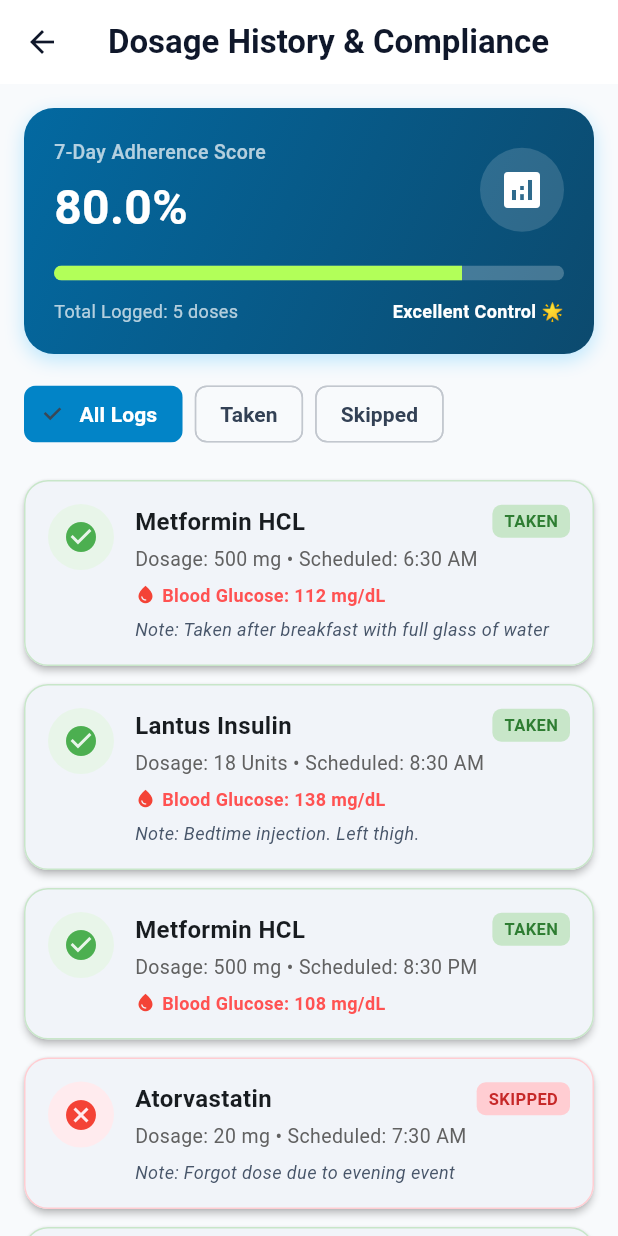
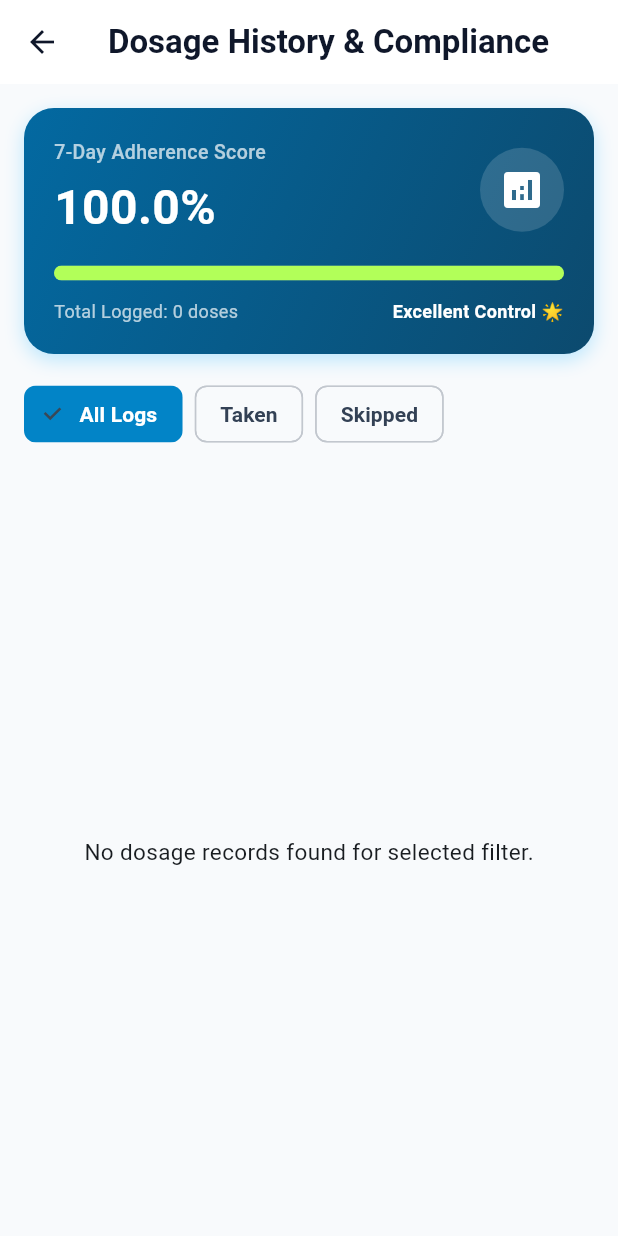
Before and after one commit to Jo-el360/DoseBuddyAI, a Flutter app: the DosageHistoryScreen screen opened directly, on a phone screen of 412 x 824 dp. Run offline on Flutter 3.47's test engine with Material 3 defaults, Android fonts, the phone set to English and light mode, and no system bars; our stand-ins replace cloud_firestore, firebase_auth, flutter_tts; accounts and stored records are empty.

Commit message:
feat: clear all default medications and logs in Flutter mobile app for fresh user onboarding

```diff
--- a/frontend/lib/screens/dosage_history_screen.dart
+++ b/frontend/lib/screens/dosage_history_screen.dart
@@ -9,59 +9,7 @@ class DosageHistoryScreen extends StatefulWidget {
 }
 
 class _DosageHistoryScreenState extends State<DosageHistoryScreen> {
-  final List<DosageLog> _logs = [
-    DosageLog(
-      id: 'log_101',
-      medicationId: 'med_1',
-      medicationName: 'Metformin HCL',
-      dosage: '500 mg',
-      scheduledTime: DateTime.now().subtract(const Duration(hours: 4)),
-      confirmedAt: DateTime.now().subtract(const Duration(hours: 3, minutes: 52)),
-      status: 'TAKEN',
-      glucoseReading: 112,
-      notes: 'Taken after breakfast with full glass of water',
-    ),
-    DosageLog(
-      id: 'log_102',
-      medicationId: 'med_2',
-      medicationName: 'Lantus Insulin',
-      dosage: '18 Units',
-      scheduledTime: DateTime.now().subtract(const Duration(days: 1, hours: 2)),
-      confirmedAt: DateTime.now().subtract(const Duration(days: 1, hours: 1, minutes: 55)),
-      status: 'TAKEN',
-      glucoseReading: 138,
-      notes: 'Bedtime injection. Left thigh.',
-    ),
-    DosageLog(
-      id: 'log_103',
-      medicationId: 'med_1',
-      medicationName: 'Metformin HCL',
-      dosage: '500 mg',
-      scheduledTime: DateTime.now().subtract(const Duration(days: 1, hours: 14)),
-      confirmedAt: DateTime.now().subtract(const Duration(days: 1, hours: 13, minutes: 50)),
-      status: 'TAKEN',
-      glucoseReading: 108,
-    ),
-    DosageLog(
-      id: 'log_104',
-      medicationId: 'med_3',
-      medicationName: 'Atorvastatin',
-      dosage: '20 mg',
-      scheduledTime: DateTime.now().subtract(const Duration(days: 2, hours: 3)),
-      status: 'SKIPPED',
-      notes: 'Forgot dose due to evening event',
-    ),
-    DosageLog(
-      id: 'log_105',
-      medicationId: 'med_1',
-      medicationName: 'Metformin HCL',
-      dosage: '500 mg',
-      scheduledTime: DateTime.now().subtract(const Duration(days: 2, hours: 14)),
-      confirmedAt: DateTime.now().subtract(const Duration(days: 2, hours: 13, minutes: 45)),
-      status: 'TAKEN',
-      glucoseReading: 115,
-    ),
-  ];
+  final List<DosageLog> _logs = [];
 
   String _selectedFilter = 'ALL';
 
--- a/frontend/lib/screens/patient_home_screen.dart
+++ b/frontend/lib/screens/patient_home_screen.dart
@@ -160,6 +160,10 @@ class _PatientHomeScreenState extends State<PatientHomeScreen> {
       final aiRes = await ApiService.generateAIReminder(meds.first, "Maria");
       setState(() {
         _aiReminderMessage = aiRes['message'] ?? aiRes['fallback']?['reminderMessage'] ?? "Time for your morning medication!";
+      });
+    } else {
+      setState(() {
+        _aiReminderMessage = "Welcome to DoseBuddy AI! 🩺 Your medication cabinet is clean and ready. Tap '+ Add Medicine' to get started!";
       });
     }
   }
```
